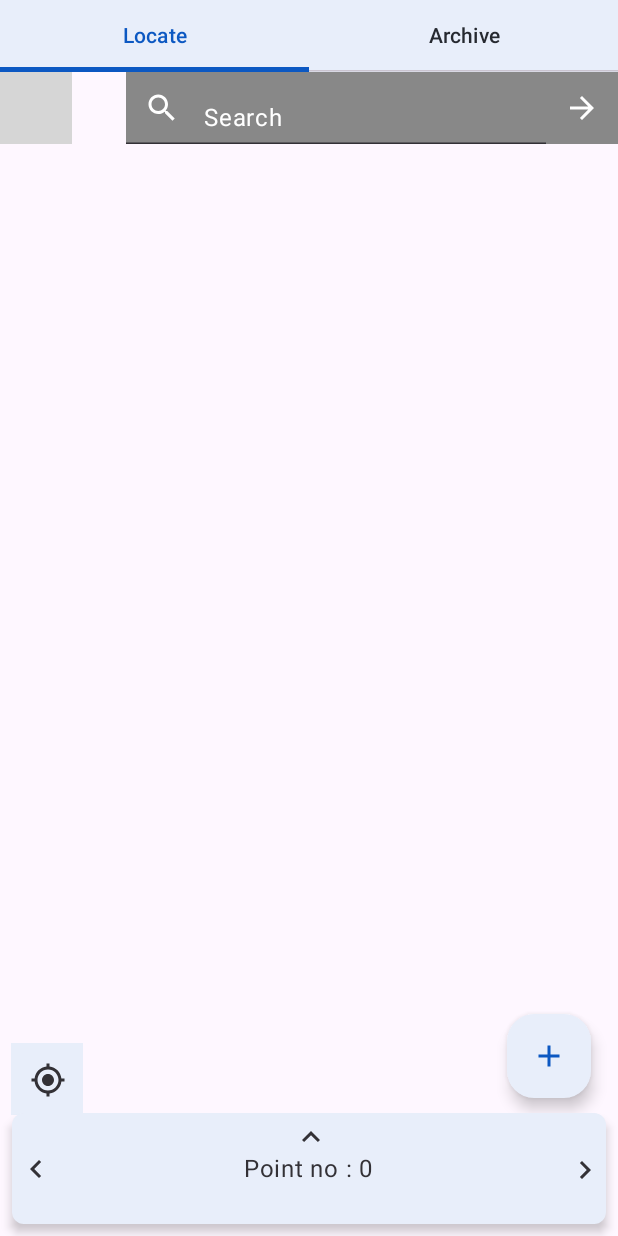
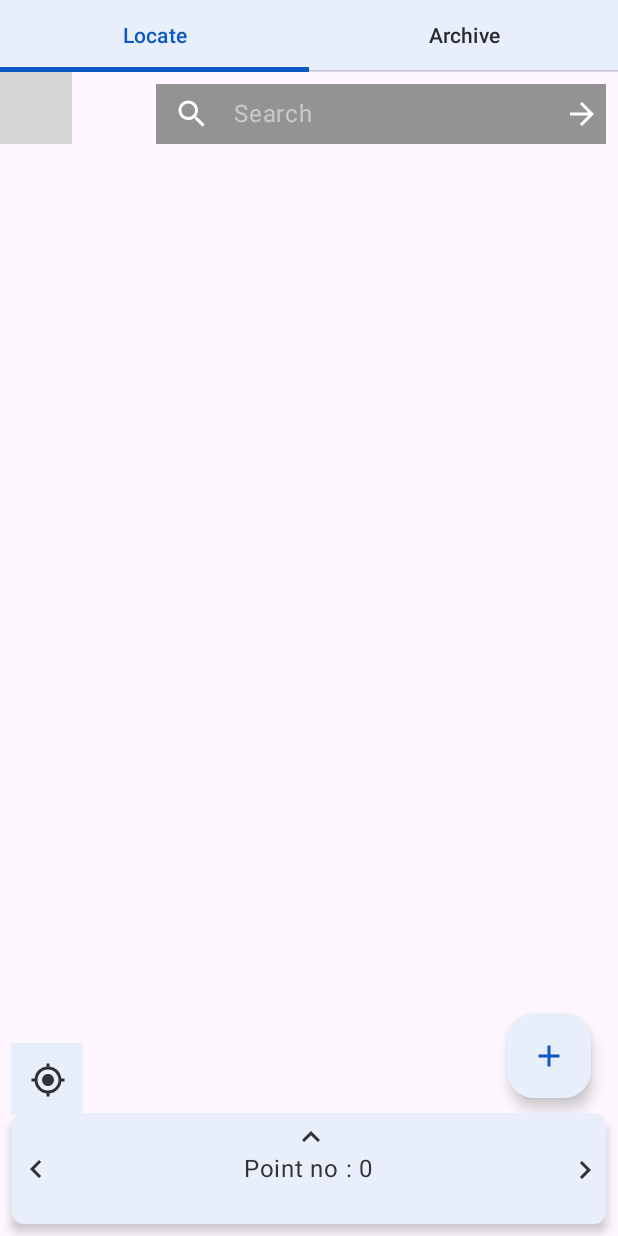
Before and after one commit to RaJansuMan/CordsApp, an Android app built with Jetpack Compose: the screen it shows after launch (MainActivity), after a tap on "search icon", on a phone screen of 412 x 824 dp. Run offline under Robolectric (Android 15) with nearby library versions, the phone set to English and light mode, and no system bars; libraries missing offline, so code that uses them is left out: com.mapbox.geojson, com.mapbox.maps; 2 statements that could not run were skipped; grey boxes are pictures that could not be loaded.

Commit message:
search bar down

```diff
--- a/app/src/main/java/com/selfproject/cordsapp/presentation/locate/ExpandableSearchBar.kt
+++ b/app/src/main/java/com/selfproject/cordsapp/presentation/locate/ExpandableSearchBar.kt
@@ -1,10 +1,13 @@
 package com.selfproject.cordsapp.presentation.locate
 
-import androidx.compose.animation.Crossfade
+import androidx.compose.animation.core.Animatable
 import androidx.compose.foundation.background
 import androidx.compose.foundation.layout.Arrangement
 import androidx.compose.foundation.layout.Row
 import androidx.compose.foundation.layout.height
+import androidx.compose.foundation.layout.padding
+import androidx.compose.foundation.layout.width
+import androidx.compose.foundation.text.BasicTextField
 import androidx.compose.foundation.text.KeyboardActions
 import androidx.compose.foundation.text.KeyboardOptions
 import androidx.compose.material.icons.Icons
@@ -15,10 +18,8 @@ import androidx.compose.material3.IconButton
 import androidx.compose.material3.MaterialTheme
 import androidx.compose.material3.Surface
 import androidx.compose.material3.Text
-import androidx.compose.material3.TextField
-import androidx.compose.material3.TextFieldDefaults
 import androidx.compose.runtime.Composable
-import androidx.compose.runtime.SideEffect
+import androidx.compose.runtime.LaunchedEffect
 import androidx.compose.runtime.getValue
 import androidx.compose.runtime.mutableStateOf
 import androidx.compose.runtime.remember
@@ -28,8 +29,10 @@ import androidx.compose.ui.Modifier
 import androidx.compose.ui.focus.FocusRequester
 import androidx.compose.ui.focus.focusRequester
 import androidx.compose.ui.graphics.Color
+import androidx.compose.ui.platform.LocalDensity
 import androidx.compose.ui.platform.LocalFocusManager
 import androidx.compose.ui.text.TextRange
+import androidx.compose.ui.text.TextStyle
 import androidx.compose.ui.text.input.ImeAction
 import androidx.compose.ui.text.input.TextFieldValue
 import androidx.compose.ui.tooling.preview.Preview
@@ -38,44 +41,7 @@ import com.selfproject.cordsapp.ui.theme.CordsAppTheme
 
 
 @Composable
-fun ExpandableSearchView(
-    searchDisplay: String,
-    onSearchDisplayChanged: (String) -> Unit,
-    onSearchDisplayClosed: () -> Unit,
-    modifier: Modifier = Modifier,
-    expandedInitially: Boolean = false,
-    tint: Color = Color.White,
-    backgroundColor:Color = Color.Gray,
-) {
-    val (expanded, onExpandedChanged) = remember {
-        mutableStateOf(expandedInitially)
-    }
-
-
-    Crossfade(targetState = expanded, label = "", modifier =modifier) { isSearchFieldVisible ->
-        when (isSearchFieldVisible) {
-            true -> ExpandedSearchView(
-                searchDisplay = searchDisplay,
-                onSearchDisplayChanged = onSearchDisplayChanged,
-                onSearchDisplayClosed = onSearchDisplayClosed,
-                onExpandedChanged = onExpandedChanged,
-                modifier = modifier.background(color = Color.Gray),
-                tint = tint,
-                backgroundColor = backgroundColor
-            )
-
-            false -> CollapsedSearchView(
-                onExpandedChanged = onExpandedChanged,
-                modifier = modifier,
-                tint = tint,
-                backgroundColor = backgroundColor
-            )
-        }
-    }
-}
-
-@Composable
-fun SearchIcon(iconTint:Color= MaterialTheme.colorScheme.onSurfaceVariant) {
+fun SearchIcon(iconTint: Color = MaterialTheme.colorScheme.onSurfaceVariant) {
     Icon(
         Icons.Filled.Search,
         contentDescription = "search icon",
@@ -83,89 +49,111 @@ fun SearchIcon(iconTint:Color= MaterialTheme.colorScheme.onSurfaceVariant) {
     )
 }
 
-@Composable
-fun CollapsedSearchView(
-    onExpandedChanged: (Boolean) -> Unit,
-    modifier: Modifier = Modifier,
-    tint: Color,
-    backgroundColor:Color
-) {
 
-    Row(
-        modifier = modifier
-            .background(color =backgroundColor)
-    ) {
-        IconButton(onClick = { onExpandedChanged(true) }) {
-            SearchIcon(iconTint = tint)
-        }
-    }
-}
 
 @Composable
 fun ExpandedSearchView(
+    modifier: Modifier = Modifier,
     searchDisplay: String,
     onSearchDisplayChanged: (String) -> Unit,
     onSearchDisplayClosed: () -> Unit,
-    onExpandedChanged: (Boolean) -> Unit,
-    modifier: Modifier = Modifier,
-    tint: Color,
-    backgroundColor:Color
+    initialState: BarState = BarState.COLLAPSED,
+    tint: Color = Color.White,
+    backgroundColor: Color = Color.Gray
 ) {
+    val collapsedWidth = with(LocalDensity.current) { 48.dp.toPx() }
+    val expandedWidth = with(LocalDensity.current) { 300.dp.toPx() }
+
+    var barState by remember {
+        mutableStateOf(initialState)
+    }
+    val barWidth by remember {
+        mutableStateOf(Animatable(collapsedWidth))
+    }
+    val textFieldFocusRequester = remember { FocusRequester() }
     val focusManager = LocalFocusManager.current
 
-    val textFieldFocusRequester = remember { FocusRequester() }
+    LaunchedEffect(barState) {
+        when (barState) {
+            BarState.EXPANDED -> {
+                textFieldFocusRequester.requestFocus()
+                barWidth.animateTo(expandedWidth)
 
-    SideEffect {
-        textFieldFocusRequester.requestFocus()
+            }
+
+            BarState.COLLAPSED -> {
+                focusManager.clearFocus(true)
+                barWidth.animateTo(collapsedWidth)
+
+            }
+        }
     }
 
     var textFieldValue by remember {
         mutableStateOf(TextFieldValue(searchDisplay, TextRange(searchDisplay.length)))
     }
-
     Row(
-        modifier = modifier.background(color = backgroundColor),
+        modifier = modifier
+            .background(color = backgroundColor)
+            .width(with(LocalDensity.current) { barWidth.value.toDp() }),
         horizontalArrangement = Arrangement.Start,
         verticalAlignment = Alignment.CenterVertically
     ) {
+        IconButton(onClick = {
+            if (barState == BarState.EXPANDED) {
 
-        TextField(
+            } else {
+                barState = BarState.EXPANDED
+            }
+        }) {
+            SearchIcon(iconTint = tint)
+        }
+        BasicTextField(
             value = textFieldValue,
             onValueChange = {
                 textFieldValue = it
                 onSearchDisplayChanged(it.text)
             },
-            leadingIcon = {
-                SearchIcon(iconTint = tint)
-            },
             modifier = Modifier
                 .focusRequester(textFieldFocusRequester)
-                .background(color = Color.Gray),
-            colors = TextFieldDefaults.colors(focusedContainerColor = backgroundColor, unfocusedContainerColor = backgroundColor),
-            label = {
-                Text(text = "Search", color = tint)
-            },
+                .background(color = backgroundColor)
+                .padding(4.dp)
+                .width(210.dp), // Optional: add padding inside the text field
+            textStyle = TextStyle(color = tint),
             keyboardOptions = KeyboardOptions(
                 imeAction = ImeAction.Done
             ),
             keyboardActions = KeyboardActions(
                 onDone = {
-                    focusManager.clearFocus()
+                    barState = BarState.COLLAPSED
                 }
-            )
+            ),
+            decorationBox = { innerTextField ->
+                if (textFieldValue.text.isEmpty()) {
+                    Text(
+                        text = "Search",
+                        color = tint.copy(alpha = 0.5f)
+                    )
+                }
+                innerTextField() // Draw the actual text field content
+            }
         )
-
-
         IconButton(onClick = {
-            onExpandedChanged(false)
+            barState = BarState.COLLAPSED
             onSearchDisplayClosed()
         }) {
             Icon(
                 Icons.Filled.ArrowForward,
-                contentDescription = "Locate", tint = tint
+                contentDescription = "Locate", tint = tint,
+
             )
         }
     }
+}
+
+enum class BarState {
+    EXPANDED,
+    COLLAPSED
 }
 
 @Preview
@@ -175,31 +163,13 @@ fun CollapsedSearchViewPreview() {
         Surface(
             color = MaterialTheme.colorScheme.surface
         ) {
-            ExpandableSearchView(
+            ExpandedSearchView(
                 modifier = Modifier.height(48.dp),
                 searchDisplay = "",
                 onSearchDisplayChanged = {},
-                onSearchDisplayClosed = {}
+                onSearchDisplayClosed = {},
+                initialState= BarState.EXPANDED
             )
         }
     }
 }
-
-@Preview
-@Composable
-fun ExpandedSearchViewPreview() {
-    CordsAppTheme {
-        Surface(
-            color = MaterialTheme.colorScheme.surface
-        ) {
-            ExpandableSearchView(
-                modifier = Modifier.height(48.dp),
-
-                searchDisplay = "",
-                onSearchDisplayChanged = {},
-                expandedInitially = true,
-                onSearchDisplayClosed = {}
-            )
-        }
-    }
-}
--- a/app/src/main/java/com/selfproject/cordsapp/presentation/locate/LocateScreen.kt
+++ b/app/src/main/java/com/selfproject/cordsapp/presentation/locate/LocateScreen.kt
@@ -34,6 +34,7 @@ import androidx.compose.runtime.setValue
 import androidx.compose.ui.AbsoluteAlignment
 import androidx.compose.ui.Alignment
 import androidx.compose.ui.Modifier
+import androidx.compose.ui.draw.alpha
 import androidx.compose.ui.graphics.Color
 import androidx.compose.ui.graphics.RectangleShape
 import androidx.compose.ui.res.painterResource
@@ -57,9 +58,13 @@ fun LocateScreen() {
 
     Box(modifier = Modifier.fillMaxSize()) {
         MapBoxMap(point = null)
-        ExpandableSearchView( modifier = Modifier.align(Alignment.TopEnd).height(48.dp),  searchDisplay = "",
-            onSearchDisplayChanged = {},
-            onSearchDisplayClosed = {})
+      ExpandedSearchView(
+                modifier = Modifier.height(48.dp)
+                    .padding(end=8.dp, top = 8.dp).align(Alignment.TopEnd).alpha(0.9F),
+                searchDisplay = "",
+                onSearchDisplayChanged = {},
+                onSearchDisplayClosed = {}
+            )
         CustomBottomSheet(
             modifier = Modifier.align(Alignment.BottomCenter),
             sheetState = sheetState,
```
